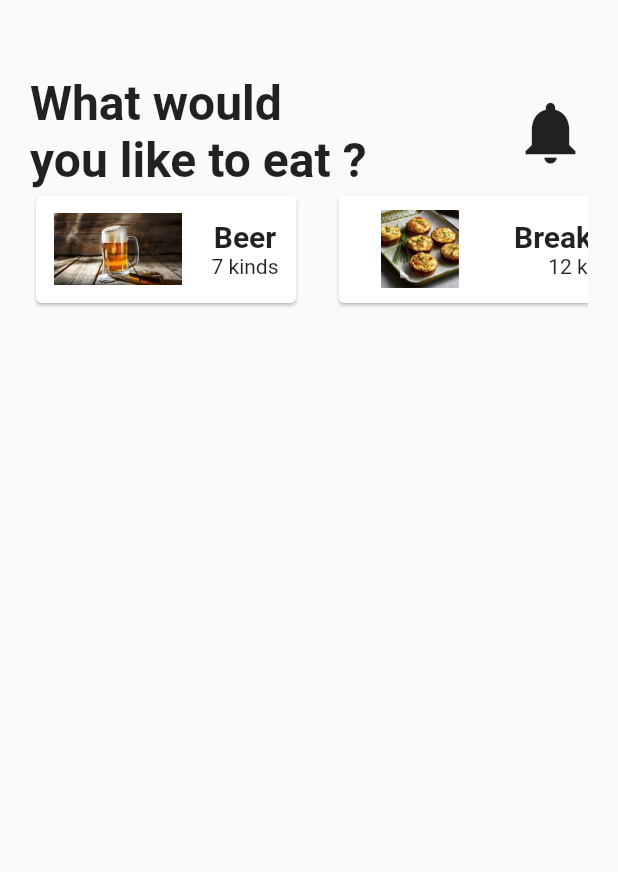
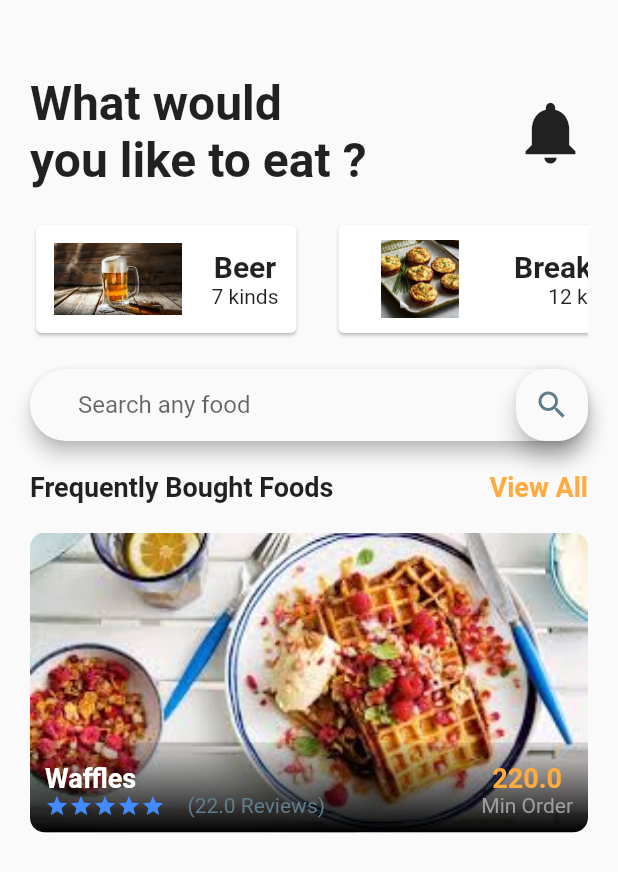
Before and after one commit to batrasudhanshu/foodApp, a Flutter app: the screen it shows after launch, on a phone screen of 412 x 824 dp. Shown: the top 872 px of the screen. Run offline on Flutter 3.47's test engine with Material 2 defaults, Android fonts, the light colour scheme and no system bars.

Commit message:
Frequently Bought Food Items -->Updated

```diff
--- a/lib/src/homescreen.dart
+++ b/lib/src/homescreen.dart
@@ -2,6 +2,8 @@ import 'package:flutter/material.dart';
 import 'package:foodApp/src/widgets/food_category.dart';
 import 'widgets/home_top_info.dart';
 import 'widgets/food_category.dart';
+import 'widgets/search_field.dart';
+import 'widgets/bought_foods.dart';
 
 class HomeScreen extends StatefulWidget {
   @override
@@ -17,6 +19,42 @@ class _HomeScreenState extends State<HomeScreen> {
             children: <Widget>[
           HomeTopInfo(),
           FoodCategory(),
+          SizedBox(
+            height: 20.0,
+          ),
+          SearchField(),
+          SizedBox(
+            height: 20.0,
+          ),
+          Row(
+            mainAxisAlignment: MainAxisAlignment.spaceBetween,
+            children: <Widget>[
+              Text(
+                "Frequently Bought Foods",
+                style: TextStyle(
+                  fontSize: 18.0,
+                  fontWeight: FontWeight.bold,
+                ),
+              ),
+              GestureDetector(
+                onTap: () {},
+                child: Text(
+                  "View All",
+                  style: TextStyle(
+                    fontSize: 18.0,
+                    fontWeight: FontWeight.bold,
+                    color: Colors.orangeAccent,
+                  ),
+                ),
+              )
+            ],
+          ),
+          SizedBox(
+            height: 20.0,
+          ),
+          Container(
+            child: BoughtFoods(),
+          ),
         ]));
   }
 }
--- /dev/null
+++ b/lib/src/widgets/bought_foods.dart
@@ -0,0 +1,107 @@
+import 'package:flutter/material.dart';
+
+class BoughtFoods extends StatefulWidget {
+  BoughtFoods({Key key}) : super(key: key);
+
+  @override
+  _BoughtFoodsState createState() => _BoughtFoodsState();
+}
+
+class _BoughtFoodsState extends State<BoughtFoods> {
+  @override
+  Widget build(BuildContext context) {
+    return ClipRRect(
+      borderRadius: BorderRadius.circular(10.0),
+      child: Stack(
+        children: <Widget>[
+          Container(
+            height: 200.0,
+            width: 380.0,
+            child: Image.asset(
+              "assets/images/breakfast_waffles.jpeg",
+              fit: BoxFit.cover,
+            ),
+          ),
+          Positioned(
+            left: 0.0,
+            bottom: 0.0,
+            child: Container(
+              height: 60.0,
+              width: 380.0,
+              decoration: BoxDecoration(
+                  gradient: LinearGradient(
+                colors: [Colors.black, Colors.black12],
+                begin: Alignment.bottomCenter,
+                end: Alignment.topCenter,
+              )),
+            ),
+          ),
+          Positioned(
+            left: 10.0,
+            bottom: 10.0,
+            right: 10.0,
+            child: Row(
+              mainAxisAlignment: MainAxisAlignment.spaceBetween,
+              children: <Widget>[
+                Column(
+                  crossAxisAlignment: CrossAxisAlignment.start,
+                  children: <Widget>[
+                    Text(
+                      "Waffles",
+                      style: TextStyle(
+                        color: Colors.white,
+                        fontSize: 18.0,
+                        fontWeight: FontWeight.bold,
+                      ),
+                    ),
+                    Row(
+                      children: <Widget>[
+                        Icon(Icons.star,
+                            color: Theme.of(context).primaryColor, size: 16.0),
+                        Icon(Icons.star,
+                            color: Theme.of(context).primaryColor, size: 16.0),
+                        Icon(Icons.star,
+                            color: Theme.of(context).primaryColor, size: 16.0),
+                        Icon(Icons.star,
+                            color: Theme.of(context).primaryColor, size: 16.0),
+                        Icon(Icons.star,
+                            color: Theme.of(context).primaryColor, size: 16.0),
+                        SizedBox(
+                          width: 15.0,
+                        ),
+                        Text(
+                          "(22.0 Reviews)",
+                          style: TextStyle(
+                            color: Colors.blueGrey,
+                          ),
+                        )
+                      ],
+                    ),
+                  ],
+                ),
+                Column(
+                  children: <Widget>[
+                    Text(
+                      "220.0",
+                      style: TextStyle(
+                        fontWeight: FontWeight.bold,
+                        color: Colors.orangeAccent,
+                        fontSize: 18.0,
+                      ),
+                    ),
+                    Text(
+                      "Min Order",
+                      style: TextStyle(
+                        color: Colors.grey,
+                      ),
+                    ),
+                  ],
+                ),
+              ],
+            ),
+          ),
+        ],
+      ),
+    );
+  }
+}
--- a/lib/src/widgets/home_top_info.dart
+++ b/lib/src/widgets/home_top_info.dart
@@ -8,7 +8,11 @@ class HomeTopInfo extends StatelessWidget {
 
   @override
   Widget build(BuildContext context) {
-    return Row(
+    return Container(
+      margin: EdgeInsets.only(
+        bottom: 20.0,
+      ),
+      child: Row(
           mainAxisAlignment: MainAxisAlignment.spaceBetween,
           children: <Widget>[
             Column(
@@ -24,6 +28,7 @@ class HomeTopInfo extends StatelessWidget {
               Icons.notifications,
               size: 50.0,
             ),
-        ]);
+          ]),
+    );
   }
 }
--- /dev/null
+++ b/lib/src/widgets/search_field.dart
@@ -0,0 +1,27 @@
+import 'package:flutter/material.dart';
+
+class SearchField extends StatelessWidget {
+  @override
+  Widget build(BuildContext context) {
+    return Material(
+      elevation: 5.0,
+      borderRadius: BorderRadius.circular(30.0),
+      child: TextField(
+        decoration: InputDecoration(
+          hintText: "Search any food",
+          contentPadding:
+              EdgeInsets.symmetric(horizontal: 32.0, vertical: 14.0),
+          suffixIcon: Material(
+            elevation: 6.0,
+            borderRadius: BorderRadius.circular(20.0),
+            child: Icon(
+              Icons.search,
+              color: Colors.blueGrey,
+            ),
+          ),
+          border: InputBorder.none,
+        ),
+      ),
+    );
+  }
+}
--- a/pubspec.yaml
+++ b/pubspec.yaml
@@ -57,6 +57,7 @@ flutter:
     - assets/images/pasta.jpg
     - assets/images/pizza.jpg
     - assets/images/coffee-cup.jpg
+    - assets/images/breakfast_waffles.jpeg
 
 
   # An image asset can refer to one or more resolution-specific "variants", see
```
Also changed, not shown: assets/images/breakfast_waffles.jpeg (added). Lines whose indentation alone changed are shown as unchanged.
